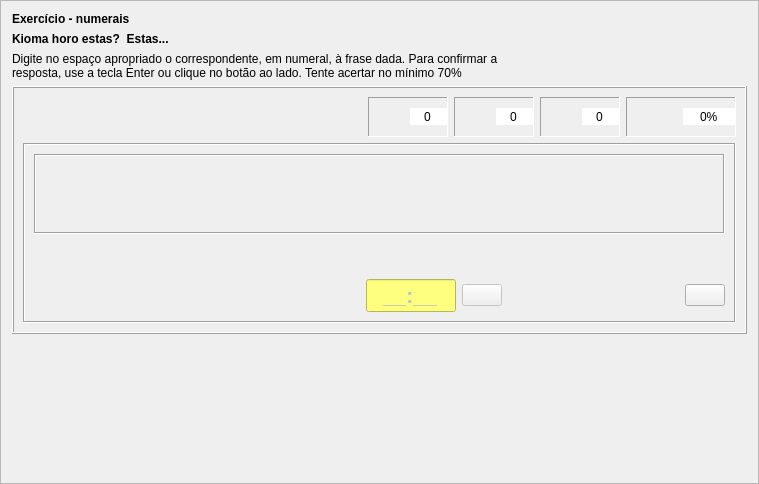
Before: the Qt Designer form kiomahoro.ui in antono/kurso-de-esperanto, drawn with Qt 5.
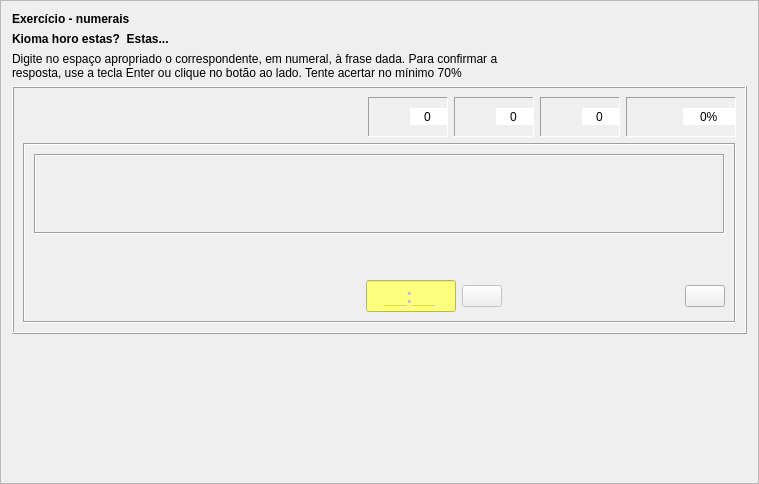
After: the same form once the commit is applied. Icons and pictures are not drawn. Custom widgets are drawn as their Qt base class.

Patch:
```diff
--- a/kiomahoro.ui
+++ b/kiomahoro.ui
@@ -609,13 +609,11 @@
            </property>
            <property name="font">
             <font>
-             <pointsize>16</pointsize>
-             <weight>75</weight>
-             <bold>true</bold>
+             <pointsize>-1</pointsize>
             </font>
            </property>
            <property name="styleSheet">
-            <string notr="true">font-size: 16pt;</string>
+            <string notr="true">font-size: 20px;</string>
            </property>
            <property name="text">
             <string notr="true"/>
@@ -675,16 +673,15 @@
              </property>
              <property name="font">
               <font>
-               <pointsize>16</pointsize>
+               <pointsize>-1</pointsize>
                <weight>75</weight>
                <bold>true</bold>
               </font>
              </property>
              <property name="styleSheet">
               <string notr="true">background-color: rgb(255, 255, 127);
-font-size: 16pt;
-font-weight: bold;
-</string>
+font-size: 20px;
+font-weight: bold;</string>
              </property>
              <property name="inputMask">
               <string>99:99;_</string>
```
Left out of the diff: 16 changed lines with no effect on the pictures.
